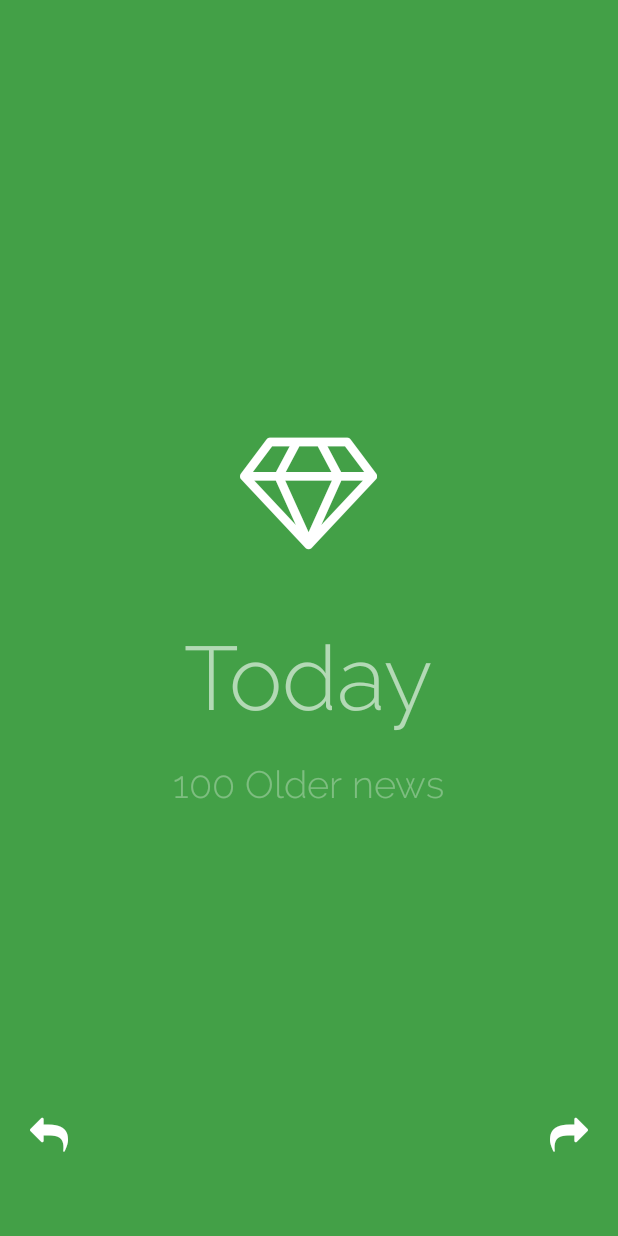
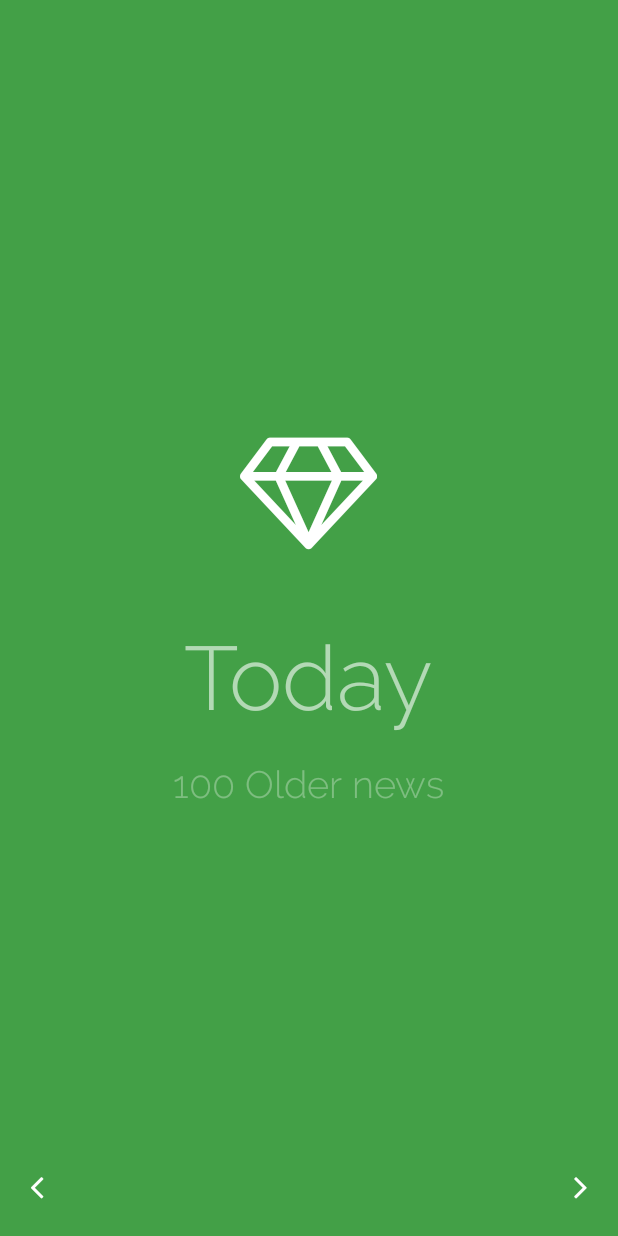
Before and after one commit to dipankar08/FlipNews, an Android app: the fragment Fragment3 placed in its activity, on a phone screen of 412 x 824 dp. Run offline under Robolectric (Android 15) with nearby library versions, the phone set to English and light mode, and no system bars; Roboto replaces fonts that are not available here.

```diff
--- a/client/app/src/main/java/in/peerreview/flipnews/Activities/GenericClickActions.java
+++ b/client/app/src/main/java/in/peerreview/flipnews/Activities/GenericClickActions.java
@@ -28,6 +28,8 @@ public class GenericClickActions {
                 MyFragmentManager.Get().show(2);
             case R.id.back_to_card_btn:
                 MyFragmentManager.Get().show(1);
+            case R.id.next_btn:
+                MyFragmentManager.Get().show(1);
             default:
                 break;
         }
--- /dev/null
+++ b/client/app/src/main/java/in/peerreview/flipnews/ServerProxy/IProcessData.java
@@ -0,0 +1,16 @@
+package in.peerreview.flipnews.ServerProxy;
+
+import org.json.JSONArray;
+
+import java.util.List;
+
+import in.peerreview.flipnews.storage.DataSource;
+
+/**
+ * Created by ddutta on 8/14/2016.
+ */
+public interface IProcessData {
+    public void process(List<DataSource> lst);
+    public void onError(String msg);
+
+}
--- a/client/app/src/main/java/in/peerreview/flipnews/UIFragments/MyFragmentManager.java
+++ b/client/app/src/main/java/in/peerreview/flipnews/UIFragments/MyFragmentManager.java
@@ -22,8 +22,9 @@ public class MyFragmentManager {
     private Fragment2 mFragment2;
     private Fragment3 mFragment3;
     private Fragment4 mFragment4;
+
     private Stack<Fragment> mStackFragments;
-
+    ArrayList<Fragment> fragmentArrayList = null;
 
 
     public static MyFragmentManager Get() {
@@ -38,6 +39,13 @@ public class MyFragmentManager {
         this.mFragment1 = new Fragment1();
         this.mFragment2 = new Fragment2();
         this.mFragment3 = new Fragment3();
+
+        fragmentArrayList = new ArrayList<Fragment>();
+        fragmentArrayList.add(this.mFragment1);
+        fragmentArrayList.add(this.mFragment2);
+        fragmentArrayList.add(this.mFragment3);
+        fragmentArrayList.add(this.mFragment4);
+
         this.mStackFragments = new Stack();
         FragmentTransaction trans = this.sActivity.getFragmentManager().beginTransaction();
 
@@ -54,11 +62,7 @@ public class MyFragmentManager {
     }
 
     public void show(int id) {
-        ArrayList<Fragment> fragmentArrayList = new ArrayList<Fragment>();
-        fragmentArrayList.add(this.mFragment1);
-        fragmentArrayList.add(this.mFragment2);
-        fragmentArrayList.add(this.mFragment3);
-        fragmentArrayList.add(this.mFragment4);
+
         this.showFragment((Fragment)fragmentArrayList.get(id - 1));
     }
 
@@ -86,8 +90,10 @@ public class MyFragmentManager {
         }
     }
 
-    public View getView() {
-
+    public View getView( ) {
         return this.mFragment1.getView();
     }
+    public View getView(int id) {
+        return fragmentArrayList.get(id - 1).getView();
+    }
 }
--- a/client/app/src/main/res/layout/promo.xml
+++ b/client/app/src/main/res/layout/promo.xml
@@ -28,6 +28,7 @@
             android:textColor="#99ffffff"
             android:layout_gravity="center"
             android:text="Today"
+            android:id="@+id/date_text"
             android:padding="10dp"
             android:textSize="60dp"
             foo:customFont="fonts/Raleway-Light.ttf"
@@ -45,8 +46,7 @@
         </LinearLayout>
         <LinearLayout
             android:layout_width="match_parent"
-            android:layout_height="60dp"
-            android:layout_margin="20dp"
+            android:layout_height="wrap_content"
             android:layout_alignParentBottom="true"
             android:id="@+id/below_btn"
             android:layout_below="@id/text2">
@@ -55,9 +55,10 @@
                 android:layout_height="wrap_content"
                 android:background="@drawable/mybutton"
                 android:onClick="quickActionBtnClicked"
-                android:id="@+id/previous"
+                android:id="@+id/previous_btn"
+                android:padding="20dp"
                 android:layout_weight="1"
-                android:text="&#xf112;"
+                android:text="&#xf104;"
                 android:textColor="@color/white"
                 android:textSize="25dp"
                 android:textStyle="bold"
@@ -67,9 +68,10 @@
                 android:layout_height="wrap_content"
                 android:background="@drawable/mybutton"
                 android:onClick="quickActionBtnClicked"
-                android:id="@+id/next"
+                android:id="@+id/next_btn"
                 android:layout_weight="1"
-                android:text="&#xf064;"
+                android:text="&#xf105;"
+                android:padding="20dp"
                 android:textColor="@color/white"
                 android:textSize="25dp"
                 android:textStyle="bold"
```
Also changed, not shown: client/app/src/main/java/in/peerreview/flipnews/Activities/MyTextFlipper.java (+49 -15 lines), client/app/src/main/java/in/peerreview/flipnews/ServerProxy/BackendController.java (+11 -13 lines).
